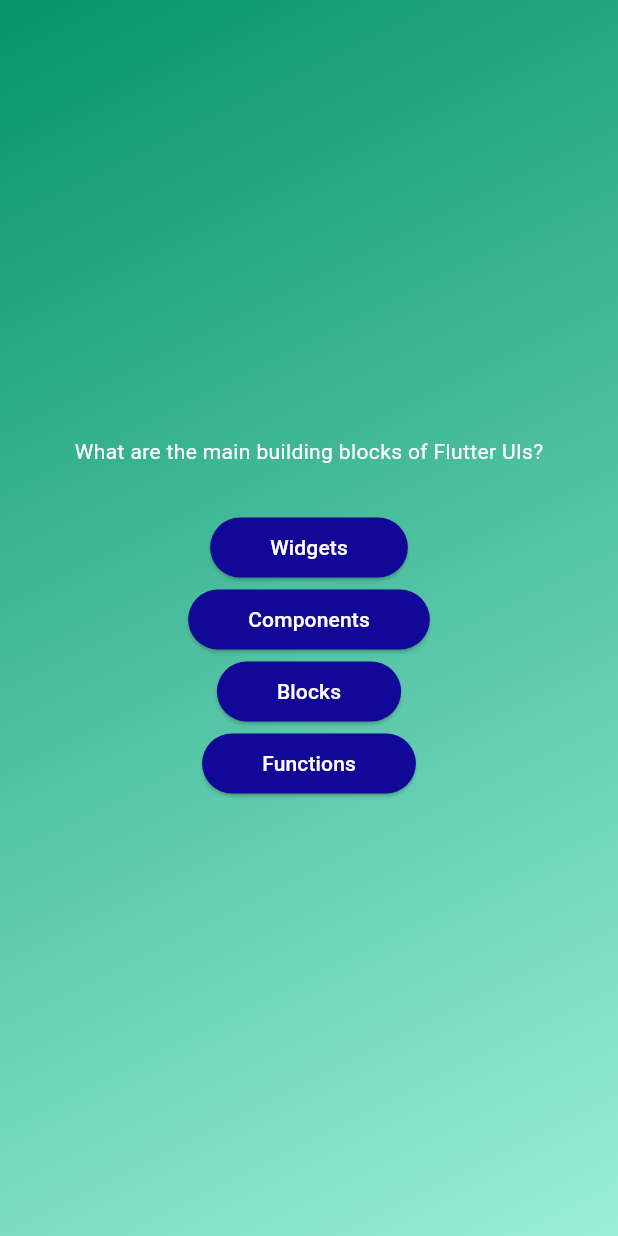
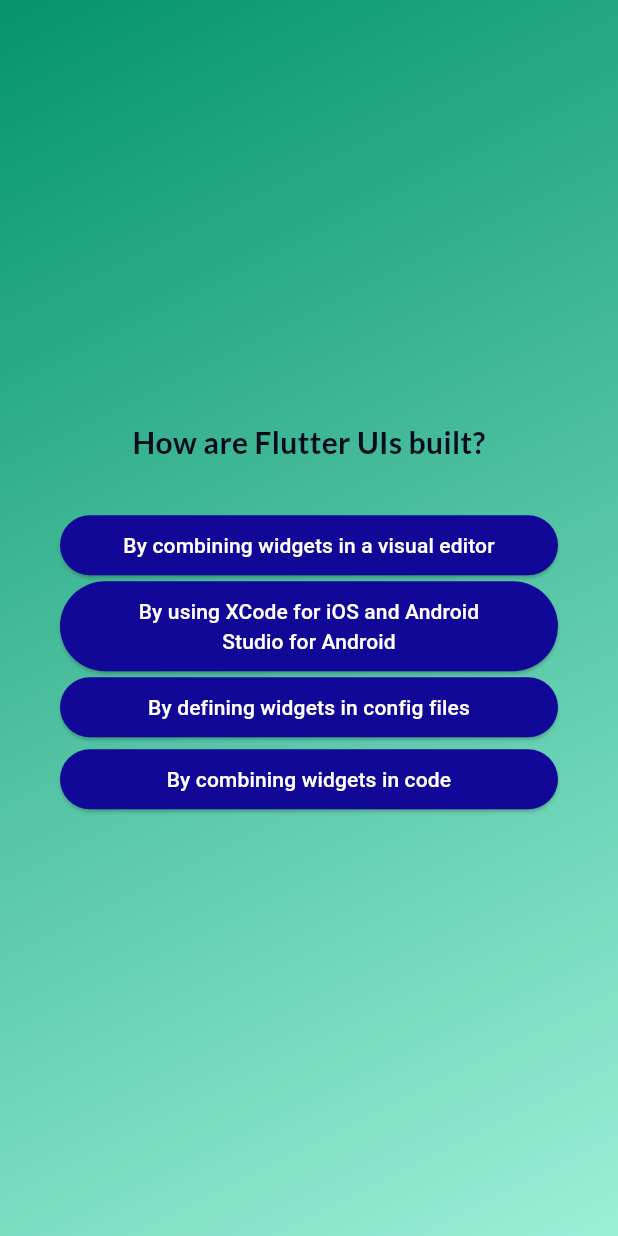
Before and after one commit to dennysihol/simple_quiz, a Flutter app: the screen it shows after launch, after a tap on "Start Quiz", after a tap on "Components", on a phone screen of 412 x 824 dp. Run offline on Flutter 3.47's test engine with Material 3 defaults, Android fonts, the phone set to English and light mode, and no system bars; our stand-ins replace google_fonts.

Commit message:
feat: passing function to other function

```diff
--- a/lib/answer_button.dart
+++ b/lib/answer_button.dart
@@ -22,7 +22,7 @@ class AnswerButton extends StatelessWidget {
           borderRadius: BorderRadius.circular(40),
         ),
       ),
-      child: Text(answerText),
+      child: Text(answerText, textAlign: TextAlign.center,),
     );
   }
 }
--- a/lib/models/quiz_question.dart
+++ b/lib/models/quiz_question.dart
@@ -5,4 +5,10 @@ class QuizQuestion {
   final String text;
   final List<String> answers;
 
+  List<String> getShuffledList (){
+    final shuffledList = List.of(answers);
+    shuffledList.shuffle();
+    return shuffledList;
+  }
+
 }
--- a/lib/question_screen.dart
+++ b/lib/question_screen.dart
@@ -1,9 +1,12 @@
 import 'package:flutter/material.dart';
 import 'package:simple_quiz/answer_button.dart';
 import 'package:simple_quiz/data/questions.dart';
+import 'package:google_fonts/google_fonts.dart';
 
 class QuestionScreen extends StatefulWidget {
-  const QuestionScreen({super.key});
+  const QuestionScreen({super.key, required this.onSelectAnswer,});
+
+  final void Function(String answer) onSelectAnswer;
 
   @override
   State<QuestionScreen> createState() {
@@ -12,30 +15,47 @@ class QuestionScreen extends StatefulWidget {
 }
 
 class _QuestionScreenState extends State<QuestionScreen> {
+  var currentQuestionIndex = 0;
+
+  void answerQuestion() {
+    setState(() {
+      currentQuestionIndex++;
+    });
+  }
+
   @override
   Widget build(context) {
-    final currentQuestion = questions[0];
+    final currentQuestion = questions[currentQuestionIndex];
 
     return SizedBox(
       width: double.infinity,
+      child: Container(
+        margin: const EdgeInsets.all(40),
         child: Column(
           mainAxisAlignment: MainAxisAlignment.center,
+          crossAxisAlignment: CrossAxisAlignment.stretch,
           children: [
             Text(
               currentQuestion.text,
-            style: const TextStyle(color: Colors.white),
+              style: GoogleFonts.lato(
+                color: const Color.fromARGB(255, 3, 12, 29),
+                fontSize: 20,
+                fontWeight: FontWeight.bold,
+              ),
+              textAlign: TextAlign.center,
             ),
             const SizedBox(
               height: 30,
             ),
-          ...currentQuestion.answers.map((answer) {
+            ...currentQuestion.getShuffledList().map((answer) {
               return AnswerButton(
                 answerText: answer,
-              onTap: () {},
+                onTap: answerQuestion,
               );
             }),
           ],
         ),
+      ),
     );
   }
 }
--- a/lib/quiz.dart
+++ b/lib/quiz.dart
@@ -8,11 +8,12 @@ class Quiz extends StatefulWidget {
 
   @override
   State<Quiz> createState() {
-    return _QuizStart();
+    return _QuizState();
   }
 }
 
-class _QuizStart extends State<Quiz> {
+class _QuizState extends State<Quiz> {
+  final List<String> selectedAnswer = [];
   var activeScreen = 'start-screen';
 
   void switchScreen() {
@@ -21,13 +22,18 @@ class _QuizStart extends State<Quiz> {
     });
   }
 
+  void chooseAnswer(String answer) {
+    selectedAnswer.add(answer);
+  }
+
   @override
   Widget build(context) {
-
     Widget screenWidget = StartScreen(switchScreen);
 
-    if (activeScreen == 'question-screen'){
-      screenWidget = const QuestionScreen();
+    if (activeScreen == 'question-screen') {
+      screenWidget = QuestionScreen(
+        onSelectAnswer: chooseAnswer,
+      );
     }
 
     return MaterialApp(
--- a/lib/start_screen.dart
+++ b/lib/start_screen.dart
@@ -1,4 +1,5 @@
 import 'package:flutter/material.dart';
+import 'package:google_fonts/google_fonts.dart';
 
 
 class StartScreen extends StatelessWidget {
@@ -19,9 +20,9 @@ class StartScreen extends StatelessWidget {
             color: const Color.fromARGB(153, 255, 255, 255),
           ),
           const SizedBox(height: 80),
-          const Text(
+          Text(
             'Learn flutter the fun way!',
-            style: TextStyle(
+            style: GoogleFonts.lato(
               color: Colors.white,
               fontSize: 20,
             ),
--- a/pubspec.yaml
+++ b/pubspec.yaml
@@ -35,6 +35,7 @@ dependencies:
   # The following adds the Cupertino Icons font to your application.
   # Use with the CupertinoIcons class for iOS style icons.
   cupertino_icons: ^1.0.2
+  google_fonts: ^6.1.0
 
 dev_dependencies:
   flutter_test:
```
Also changed, not shown: pubspec.lock, 1 other file. Lines whose indentation alone changed are shown as unchanged.
